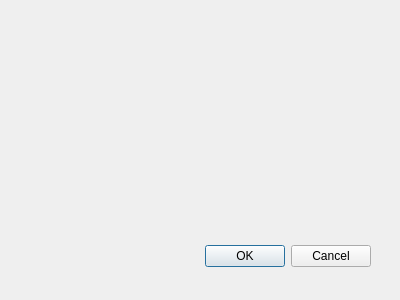
This is calculatorwindow.ui in Merituum/AntennaCalcC- as Qt 5 draws it before an edit. The edited form follows.
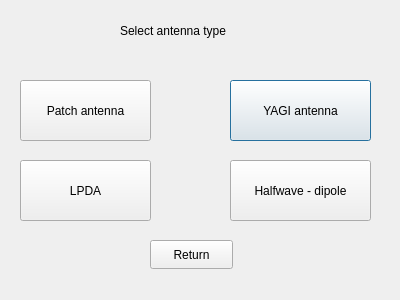
This is the edited form.

What changed in the file:
```diff
--- a/calculatorwindow.ui
+++ b/calculatorwindow.ui
@@ -13,20 +13,82 @@
   <property name="windowTitle">
    <string>Dialog</string>
   </property>
-  <widget class="QDialogButtonBox" name="buttonBox">
+  <widget class="QLabel" name="selectLabel">
    <property name="geometry">
     <rect>
-     <x>30</x>
+     <x>120</x>
+     <y>10</y>
+     <width>141</width>
+     <height>41</height>
+    </rect>
+   </property>
+   <property name="text">
+    <string>Select antenna type</string>
+   </property>
+  </widget>
+  <widget class="QPushButton" name="yagiButton">
+   <property name="geometry">
+    <rect>
+     <x>230</x>
+     <y>80</y>
+     <width>141</width>
+     <height>61</height>
+    </rect>
+   </property>
+   <property name="text">
+    <string>YAGI antenna</string>
+   </property>
+  </widget>
+  <widget class="QPushButton" name="returnButton">
+   <property name="geometry">
+    <rect>
+     <x>150</x>
      <y>240</y>
-     <width>341</width>
-     <height>32</height>
+     <width>83</width>
+     <height>29</height>
     </rect>
    </property>
-   <property name="orientation">
-    <enum>Qt::Orientation::Horizontal</enum>
+   <property name="text">
+    <string>Return</string>
    </property>
-   <property name="standardButtons">
-    <set>QDialogButtonBox::StandardButton::Cancel|QDialogButtonBox::StandardButton::Ok</set>
+  </widget>
+  <widget class="QPushButton" name="patchButton">
+   <property name="geometry">
+    <rect>
+     <x>20</x>
+     <y>80</y>
+     <width>131</width>
+     <height>61</height>
+    </rect>
+   </property>
+   <property name="text">
+    <string>Patch antenna</string>
+   </property>
+  </widget>
+  <widget class="QPushButton" name="dipoleButton">
+   <property name="geometry">
+    <rect>
+     <x>230</x>
+     <y>160</y>
+     <width>141</width>
+     <height>61</height>
+    </rect>
+   </property>
+   <property name="text">
+    <string>Halfwave - dipole</string>
+   </property>
+  </widget>
+  <widget class="QPushButton" name="lpdaButton">
+   <property name="geometry">
+    <rect>
+     <x>20</x>
+     <y>160</y>
+     <width>131</width>
+     <height>61</height>
+    </rect>
+   </property>
+   <property name="text">
+    <string>LPDA</string>
    </property>
   </widget>
  </widget>
```
Left out of the diff: 35 changed lines with no effect on the pictures.
